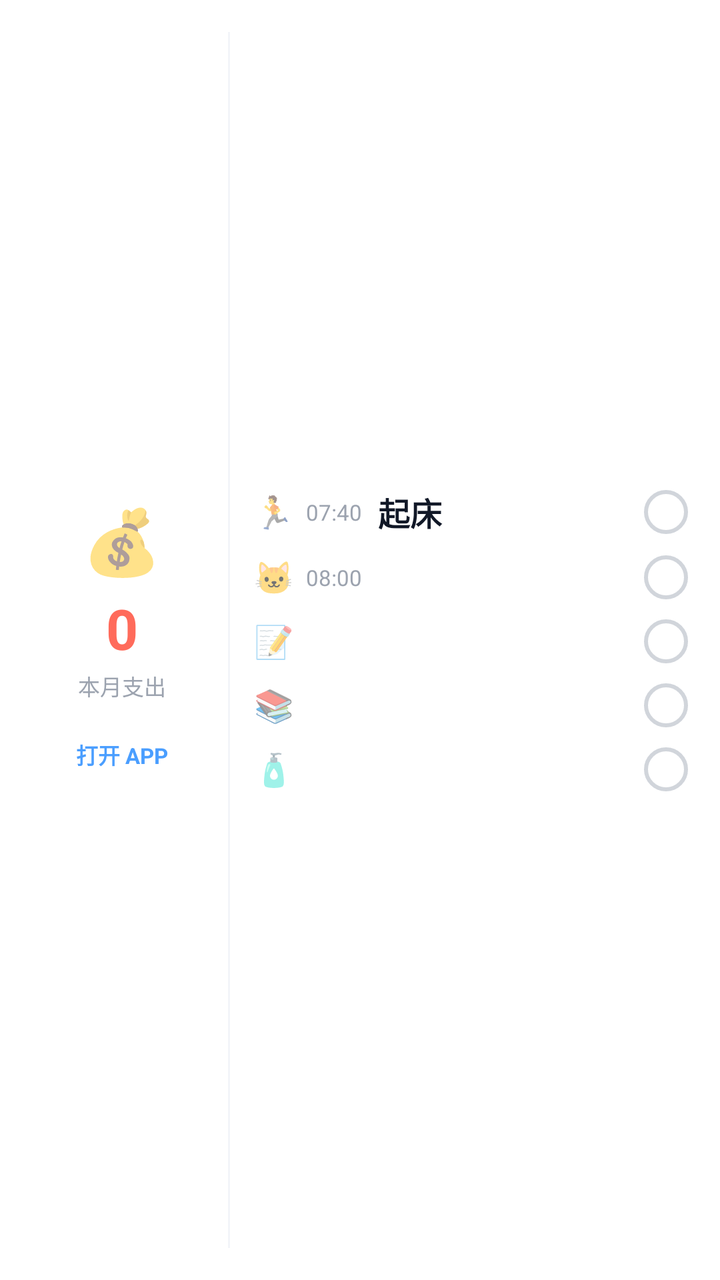
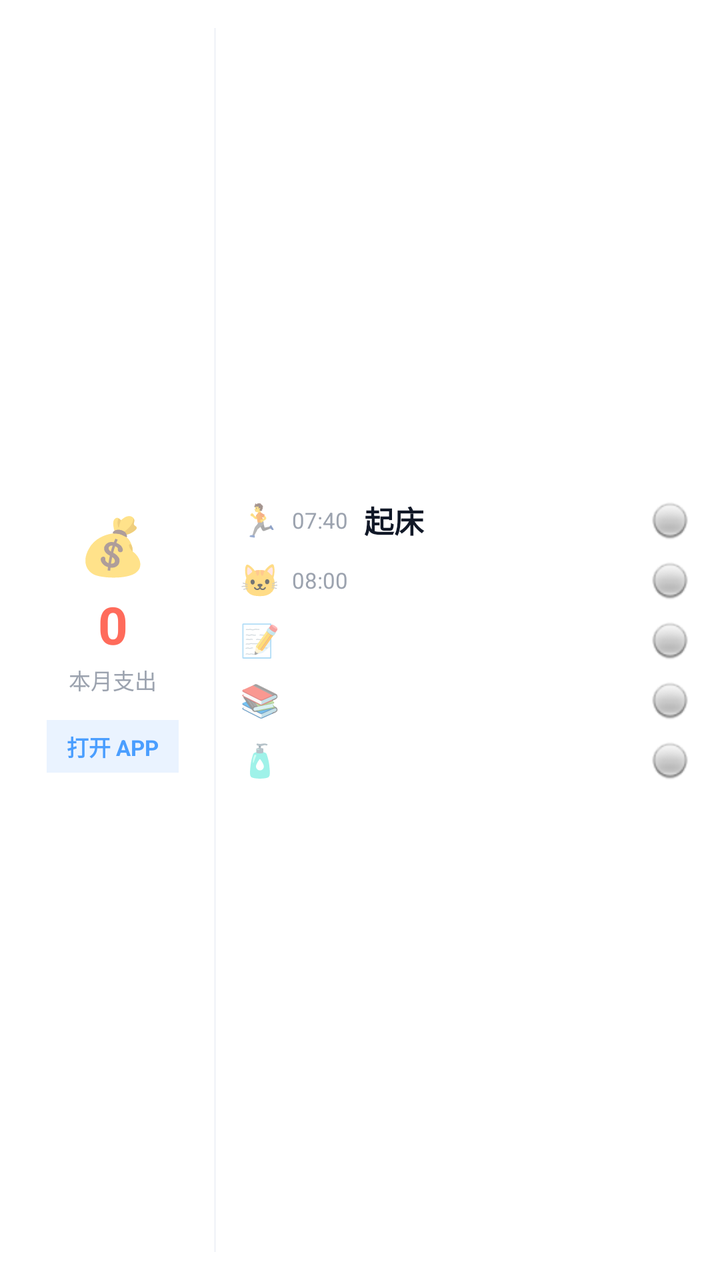

An Android layout rendered at two revisions. The XML below is the earlier revision; the diff shows what the commit changed to produce the second picture.
<!-- AndroidManifest.xml: application theme Theme.AppCompat.Light.NoActionBar -->
<!-- res/layout/widget_health_card.xml -->
<?xml version="1.0" encoding="utf-8"?>
<LinearLayout xmlns:android="http://schemas.android.com/apk/res/android"
    android:layout_width="match_parent"
    android:layout_height="match_parent"
    android:background="#FFFFFF"
    android:padding="16dp"
    android:orientation="horizontal">

    
    <LinearLayout
        android:layout_width="90dp"
        android:layout_height="match_parent"
        android:orientation="vertical"
        android:gravity="center">
        
        <TextView
            android:layout_width="wrap_content"
            android:layout_height="wrap_content"
            android:text="💰"
            android:textSize="32sp" />
            
        <TextView
            android:id="@+id/widget_expense"
            android:layout_width="wrap_content"
            android:layout_height="wrap_content"
            android:layout_marginTop="4dp"
            android:text="0"
            android:textColor="#FF6B5B"
            android:textSize="28sp"
            android:textStyle="bold" />

        <TextView
            android:layout_width="wrap_content"
            android:layout_height="wrap_content"
            android:layout_marginTop="2dp"
            android:text="本月支出"
            android:textColor="#9CA3AF"
            android:textSize="11sp" />

        <TextView
            android:id="@+id/widget_btn_open_app"
            android:layout_width="wrap_content"
            android:layout_height="wrap_content"
            android:layout_marginTop="12dp"
            android:text="打开 APP"
            android:background="@drawable/widget_bg"
            android:paddingLeft="12dp"
            android:paddingRight="12dp"
            android:paddingTop="6dp"
            android:paddingBottom="6dp"
            android:textColor="#4A9EFF"
            android:textSize="11sp"
            android:textStyle="bold" />
    </LinearLayout>

    
    <View
        android:layout_width="1dp"
        android:layout_height="match_parent"
        android:background="#F3F5F9"
        android:layout_marginLeft="8dp"
        android:layout_marginRight="12dp" />

    
    <LinearLayout
        android:layout_width="0dp"
        android:layout_weight="1"
        android:layout_height="match_parent"
        android:orientation="vertical"
        android:gravity="center_vertical">

        
        <LinearLayout android:id="@+id/widget_item_1_layout" android:layout_width="match_parent" android:layout_height="wrap_content" android:orientation="horizontal" android:gravity="center_vertical" android:paddingTop="5dp" android:paddingBottom="5dp">
            <TextView android:id="@+id/widget_item_1_icon" android:layout_width="wrap_content" android:layout_height="wrap_content" android:text="🏃" android:textSize="16sp" android:layout_marginRight="6dp" />
            <TextView android:id="@+id/widget_item_1_time" android:layout_width="36dp" android:layout_height="wrap_content" android:text="07:40" android:textColor="#9CA3AF" android:textSize="11sp" />
            <TextView android:id="@+id/widget_item_1_text" android:layout_width="0dp" android:layout_weight="1" android:layout_height="wrap_content" android:text="起床" android:textColor="#111827" android:textSize="16sp" android:textStyle="bold" android:maxLines="1" android:ellipsize="end" />
            <ImageView android:id="@+id/widget_item_1_check" android:layout_width="22dp" android:layout_height="22dp" android:src="@drawable/widget_checkbox_bg" />
        </LinearLayout>

        
        <LinearLayout android:id="@+id/widget_item_2_layout" android:layout_width="match_parent" android:layout_height="wrap_content" android:orientation="horizontal" android:gravity="center_vertical" android:paddingTop="5dp" android:paddingBottom="5dp">
            <TextView android:id="@+id/widget_item_2_icon" android:layout_width="wrap_content" android:layout_height="wrap_content" android:text="🐱" android:textSize="16sp" android:layout_marginRight="6dp" />
            <TextView android:id="@+id/widget_item_2_time" android:layout_width="36dp" android:layout_height="wrap_content" android:text="08:00" android:textColor="#9CA3AF" android:textSize="11sp" />
            <TextView android:id="@+id/widget_item_2_text" android:layout_width="0dp" android:layout_weight="1" android:layout_height="wrap_content" android:text="" android:textColor="#111827" android:textSize="16sp" android:textStyle="bold" android:maxLines="1" android:ellipsize="end" />
            <ImageView android:id="@+id/widget_item_2_check" android:layout_width="22dp" android:layout_height="22dp" android:src="@drawable/widget_checkbox_bg" />
        </LinearLayout>

        
        <LinearLayout android:id="@+id/widget_item_3_layout" android:layout_width="match_parent" android:layout_height="wrap_content" android:orientation="horizontal" android:gravity="center_vertical" android:paddingTop="5dp" android:paddingBottom="5dp">
            <TextView android:id="@+id/widget_item_3_icon" android:layout_width="wrap_content" android:layout_height="wrap_content" android:text="📝" android:textSize="16sp" android:layout_marginRight="6dp" />
            <TextView android:id="@+id/widget_item_3_time" android:layout_width="36dp" android:layout_height="wrap_content" android:text="" android:textColor="#9CA3AF" android:textSize="11sp" />
            <TextView android:id="@+id/widget_item_3_text" android:layout_width="0dp" android:layout_weight="1" android:layout_height="wrap_content" android:text="" android:textColor="#111827" android:textSize="16sp" android:textStyle="bold" android:maxLines="1" android:ellipsize="end" />
            <ImageView android:id="@+id/widget_item_3_check" android:layout_width="22dp" android:layout_height="22dp" android:src="@drawable/widget_checkbox_bg" />
        </LinearLayout>

        
        <LinearLayout android:id="@+id/widget_item_4_layout" android:layout_width="match_parent" android:layout_height="wrap_content" android:orientation="horizontal" android:gravity="center_vertical" android:paddingTop="5dp" android:paddingBottom="5dp">
            <TextView android:id="@+id/widget_item_4_icon" android:layout_width="wrap_content" android:layout_height="wrap_content" android:text="📚" android:textSize="16sp" android:layout_marginRight="6dp" />
            <TextView android:id="@+id/widget_item_4_time" android:layout_width="36dp" android:layout_height="wrap_content" android:text="" android:textColor="#9CA3AF" android:textSize="11sp" />
            <TextView android:id="@+id/widget_item_4_text" android:layout_width="0dp" android:layout_weight="1" android:layout_height="wrap_content" android:text="" android:textColor="#111827" android:textSize="16sp" android:textStyle="bold" android:maxLines="1" android:ellipsize="end" />
            <ImageView android:id="@+id/widget_item_4_check" android:layout_width="22dp" android:layout_height="22dp" android:src="@drawable/widget_checkbox_bg" />
        </LinearLayout>

        
        <LinearLayout android:id="@+id/widget_item_5_layout" android:layout_width="match_parent" android:layout_height="wrap_content" android:orientation="horizontal" android:gravity="center_vertical" android:paddingTop="5dp" android:paddingBottom="5dp">
            <TextView android:id="@+id/widget_item_5_icon" android:layout_width="wrap_content" android:layout_height="wrap_content" android:text="🧴" android:textSize="16sp" android:layout_marginRight="6dp" />
            <TextView android:id="@+id/widget_item_5_time" android:layout_width="36dp" android:layout_height="wrap_content" android:text="" android:textColor="#9CA3AF" android:textSize="11sp" />
            <TextView android:id="@+id/widget_item_5_text" android:layout_width="0dp" android:layout_weight="1" android:layout_height="wrap_content" android:text="" android:textColor="#111827" android:textSize="16sp" android:textStyle="bold" android:maxLines="1" android:ellipsize="end" />
            <ImageView android:id="@+id/widget_item_5_check" android:layout_width="22dp" android:layout_height="22dp" android:src="@drawable/widget_checkbox_bg" />
        </LinearLayout>
    </LinearLayout>
</LinearLayout>
<!-- resources referenced by this layout -->
<resources>
  <!-- drawable widget_bg (drawable) -->
  <?xml version="1.0" encoding="utf-8"?>
  <shape xmlns:android="http://schemas.android.com/apk/res/android"
      android:shape="rectangle">
      
      <solid android:color="#80FFFFFF" />
      
      <corners android:radius="16dp" />
  </shape>
  <!-- drawable widget_checkbox_bg (drawable) -->
  <?xml version="1.0" encoding="utf-8"?>
  <shape xmlns:android="http://schemas.android.com/apk/res/android" android:shape="oval">
      <stroke android:width="2dp" android:color="#D1D5DB" />
      <solid android:color="#FFFFFF" />
  </shape>
</resources>

<!-- the commit's change to res/layout/widget_health_card.xml (unified diff, before → after) -->
@@ -3,12 +3,12 @@
     android:layout_width="match_parent"
     android:layout_height="match_parent"
     android:background="#FFFFFF"
-    android:padding="16dp"
+    android:padding="14dp"
     android:orientation="horizontal">
 
     
     <LinearLayout
-        android:layout_width="90dp"
+        android:layout_width="85dp"
         android:layout_height="match_parent"
         android:orientation="vertical"
         android:gravity="center">
@@ -17,7 +17,7 @@
             android:layout_width="wrap_content"
             android:layout_height="wrap_content"
             android:text="💰"
-            android:textSize="32sp" />
+            android:textSize="28sp" />
             
         <TextView
             android:id="@+id/widget_expense"
@@ -26,7 +26,7 @@
             android:layout_marginTop="4dp"
             android:text="0"
             android:textColor="#FF6B5B"
-            android:textSize="28sp"
+            android:textSize="26sp"
             android:textStyle="bold" />
 
         <TextView
@@ -37,24 +37,25 @@
             android:textColor="#9CA3AF"
             android:textSize="11sp" />
 
+        
         <TextView
             android:id="@+id/widget_btn_open_app"
             android:layout_width="wrap_content"
             android:layout_height="wrap_content"
             android:layout_marginTop="12dp"
             android:text="打开 APP"
-            android:background="@drawable/widget_bg"
-            android:paddingLeft="12dp"
-            android:paddingRight="12dp"
-            android:paddingTop="6dp"
-            android:paddingBottom="6dp"
+            android:background="#EAF3FF"
+            android:paddingLeft="10dp"
+            android:paddingRight="10dp"
+            android:paddingTop="5dp"
+            android:paddingBottom="5dp"
             android:textColor="#4A9EFF"
             android:textSize="11sp"
             android:textStyle="bold" />
     </LinearLayout>
 
     
-    <View
+    <TextView
         android:layout_width="1dp"
         android:layout_height="match_parent"
         android:background="#F3F5F9"
@@ -70,43 +71,44 @@
         android:gravity="center_vertical">
 
         
-        <LinearLayout android:id="@+id/widget_item_1_layout" android:layout_width="match_parent" android:layout_height="wrap_content" android:orientation="horizontal" android:gravity="center_vertical" android:paddingTop="5dp" android:paddingBottom="5dp">
+        <LinearLayout android:id="@+id/widget_item_1_layout" android:layout_width="match_parent" android:layout_height="wrap_content" android:orientation="horizontal" android:gravity="center_vertical" android:paddingTop="4dp" android:paddingBottom="4dp">
             <TextView android:id="@+id/widget_item_1_icon" android:layout_width="wrap_content" android:layout_height="wrap_content" android:text="🏃" android:textSize="16sp" android:layout_marginRight="6dp" />
             <TextView android:id="@+id/widget_item_1_time" android:layout_width="36dp" android:layout_height="wrap_content" android:text="07:40" android:textColor="#9CA3AF" android:textSize="11sp" />
-            <TextView android:id="@+id/widget_item_1_text" android:layout_width="0dp" android:layout_weight="1" android:layout_height="wrap_content" android:text="起床" android:textColor="#111827" android:textSize="16sp" android:textStyle="bold" android:maxLines="1" android:ellipsize="end" />
-            <ImageView android:id="@+id/widget_item_1_check" android:layout_width="22dp" android:layout_height="22dp" android:src="@drawable/widget_checkbox_bg" />
+            <TextView android:id="@+id/widget_item_1_text" android:layout_width="0dp" android:layout_weight="1" android:layout_height="wrap_content" android:text="起床" android:textColor="#111827" android:textSize="15sp" android:textStyle="bold" android:maxLines="1" android:ellipsize="end" />
+            
+            <ImageView android:id="@+id/widget_item_1_check" android:layout_width="22dp" android:layout_height="22dp" android:src="@android:drawable/radiobutton_off_background" />
         </LinearLayout>
 
         
-        <LinearLayout android:id="@+id/widget_item_2_layout" android:layout_width="match_parent" android:layout_height="wrap_content" android:orientation="horizontal" android:gravity="center_vertical" android:paddingTop="5dp" android:paddingBottom="5dp">
+        <LinearLayout android:id="@+id/widget_item_2_layout" android:layout_width="match_parent" android:layout_height="wrap_content" android:orientation="horizontal" android:gravity="center_vertical" android:paddingTop="4dp" android:paddingBottom="4dp">
             <TextView android:id="@+id/widget_item_2_icon" android:layout_width="wrap_content" android:layout_height="wrap_content" android:text="🐱" android:textSize="16sp" android:layout_marginRight="6dp" />
             <TextView android:id="@+id/widget_item_2_time" android:layout_width="36dp" android:layout_height="wrap_content" android:text="08:00" android:textColor="#9CA3AF" android:textSize="11sp" />
-            <TextView android:id="@+id/widget_item_2_text" android:layout_width="0dp" android:layout_weight="1" android:layout_height="wrap_content" android:text="" android:textColor="#111827" android:textSize="16sp" android:textStyle="bold" android:maxLines="1" android:ellipsize="end" />
-            <ImageView android:id="@+id/widget_item_2_check" android:layout_width="22dp" android:layout_height="22dp" android:src="@drawable/widget_checkbox_bg" />
+            <TextView android:id="@+id/widget_item_2_text" android:layout_width="0dp" android:layout_weight="1" android:layout_height="wrap_content" android:text="" android:textColor="#111827" android:textSize="15sp" android:textStyle="bold" android:maxLines="1" android:ellipsize="end" />
+            <ImageView android:id="@+id/widget_item_2_check" android:layout_width="22dp" android:layout_height="22dp" android:src="@android:drawable/radiobutton_off_background" />
         </LinearLayout>
 
         
-        <LinearLayout android:id="@+id/widget_item_3_layout" android:layout_width="match_parent" android:layout_height="wrap_content" android:orientation="horizontal" android:gravity="center_vertical" android:paddingTop="5dp" android:paddingBottom="5dp">
+        <LinearLayout android:id="@+id/widget_item_3_layout" android:layout_width="match_parent" android:layout_height="wrap_content" android:orientation="horizontal" android:gravity="center_vertical" android:paddingTop="4dp" android:paddingBottom="4dp">
             <TextView android:id="@+id/widget_item_3_icon" android:layout_width="wrap_content" android:layout_height="wrap_content" android:text="📝" android:textSize="16sp" android:layout_marginRight="6dp" />
             <TextView android:id="@+id/widget_item_3_time" android:layout_width="36dp" android:layout_height="wrap_content" android:text="" android:textColor="#9CA3AF" android:textSize="11sp" />
-            <TextView android:id="@+id/widget_item_3_text" android:layout_width="0dp" android:layout_weight="1" android:layout_height="wrap_content" android:text="" android:textColor="#111827" android:textSize="16sp" android:textStyle="bold" android:maxLines="1" android:ellipsize="end" />
-            <ImageView android:id="@+id/widget_item_3_check" android:layout_width="22dp" android:layout_height="22dp" android:src="@drawable/widget_checkbox_bg" />
+            <TextView android:id="@+id/widget_item_3_text" android:layout_width="0dp" android:layout_weight="1" android:layout_height="wrap_content" android:text="" android:textColor="#111827" android:textSize="15sp" android:textStyle="bold" android:maxLines="1" android:ellipsize="end" />
+            <ImageView android:id="@+id/widget_item_3_check" android:layout_width="22dp" android:layout_height="22dp" android:src="@android:drawable/radiobutton_off_background" />
         </LinearLayout>
 
         
-        <LinearLayout android:id="@+id/widget_item_4_layout" android:layout_width="match_parent" android:layout_height="wrap_content" android:orientation="horizontal" android:gravity="center_vertical" android:paddingTop="5dp" android:paddingBottom="5dp">
+        <LinearLayout android:id="@+id/widget_item_4_layout" android:layout_width="match_parent" android:layout_height="wrap_content" android:orientation="horizontal" android:gravity="center_vertical" android:paddingTop="4dp" android:paddingBottom="4dp">
             <TextView android:id="@+id/widget_item_4_icon" android:layout_width="wrap_content" android:layout_height="wrap_content" android:text="📚" android:textSize="16sp" android:layout_marginRight="6dp" />
             <TextView android:id="@+id/widget_item_4_time" android:layout_width="36dp" android:layout_height="wrap_content" android:text="" android:textColor="#9CA3AF" android:textSize="11sp" />
-            <TextView android:id="@+id/widget_item_4_text" android:layout_width="0dp" android:layout_weight="1" android:layout_height="wrap_content" android:text="" android:textColor="#111827" android:textSize="16sp" android:textStyle="bold" android:maxLines="1" android:ellipsize="end" />
-            <ImageView android:id="@+id/widget_item_4_check" android:layout_width="22dp" android:layout_height="22dp" android:src="@drawable/widget_checkbox_bg" />
+            <TextView android:id="@+id/widget_item_4_text" android:layout_width="0dp" android:layout_weight="1" android:layout_height="wrap_content" android:text="" android:textColor="#111827" android:textSize="15sp" android:textStyle="bold" android:maxLines="1" android:ellipsize="end" />
+            <ImageView android:id="@+id/widget_item_4_check" android:layout_width="22dp" android:layout_height="22dp" android:src="@android:drawable/radiobutton_off_background" />
         </LinearLayout>
 
         
-        <LinearLayout android:id="@+id/widget_item_5_layout" android:layout_width="match_parent" android:layout_height="wrap_content" android:orientation="horizontal" android:gravity="center_vertical" android:paddingTop="5dp" android:paddingBottom="5dp">
+        <LinearLayout android:id="@+id/widget_item_5_layout" android:layout_width="match_parent" android:layout_height="wrap_content" android:orientation="horizontal" android:gravity="center_vertical" android:paddingTop="4dp" android:paddingBottom="4dp">
             <TextView android:id="@+id/widget_item_5_icon" android:layout_width="wrap_content" android:layout_height="wrap_content" android:text="🧴" android:textSize="16sp" android:layout_marginRight="6dp" />
             <TextView android:id="@+id/widget_item_5_time" android:layout_width="36dp" android:layout_height="wrap_content" android:text="" android:textColor="#9CA3AF" android:textSize="11sp" />
-            <TextView android:id="@+id/widget_item_5_text" android:layout_width="0dp" android:layout_weight="1" android:layout_height="wrap_content" android:text="" android:textColor="#111827" android:textSize="16sp" android:textStyle="bold" android:maxLines="1" android:ellipsize="end" />
-            <ImageView android:id="@+id/widget_item_5_check" android:layout_width="22dp" android:layout_height="22dp" android:src="@drawable/widget_checkbox_bg" />
+            <TextView android:id="@+id/widget_item_5_text" android:layout_width="0dp" android:layout_weight="1" android:layout_height="wrap_content" android:text="" android:textColor="#111827" android:textSize="15sp" android:textStyle="bold" android:maxLines="1" android:ellipsize="end" />
+            <ImageView android:id="@+id/widget_item_5_check" android:layout_width="22dp" android:layout_height="22dp" android:src="@android:drawable/radiobutton_off_background" />
         </LinearLayout>
     </LinearLayout>
 </LinearLayout>
<!-- resource entries referenced after the edit -->
@@ -1,19 +1,5 @@
 <!-- resources referenced by this layout -->
 <resources>
-  <!-- drawable widget_bg (drawable) -->
-  <?xml version="1.0" encoding="utf-8"?>
-  <shape xmlns:android="http://schemas.android.com/apk/res/android"
-      android:shape="rectangle">
-      
-      <solid android:color="#80FFFFFF" />
-      
-      <corners android:radius="16dp" />
-  </shape>
-  <!-- drawable widget_checkbox_bg (drawable) -->
-  <?xml version="1.0" encoding="utf-8"?>
-  <shape xmlns:android="http://schemas.android.com/apk/res/android" android:shape="oval">
-      <stroke android:width="2dp" android:color="#D1D5DB" />
-      <solid android:color="#FFFFFF" />
-  </shape>
+
 </resources>
 
